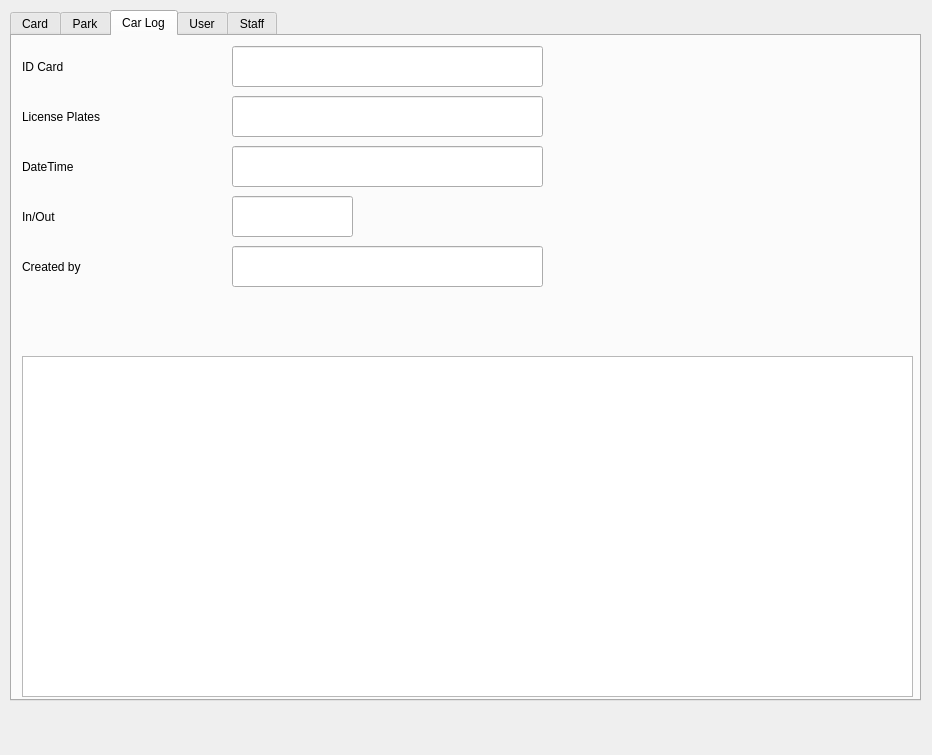
First picture: the form in Table.ui, repository vince0119/Project-Deskstop, before the edit.
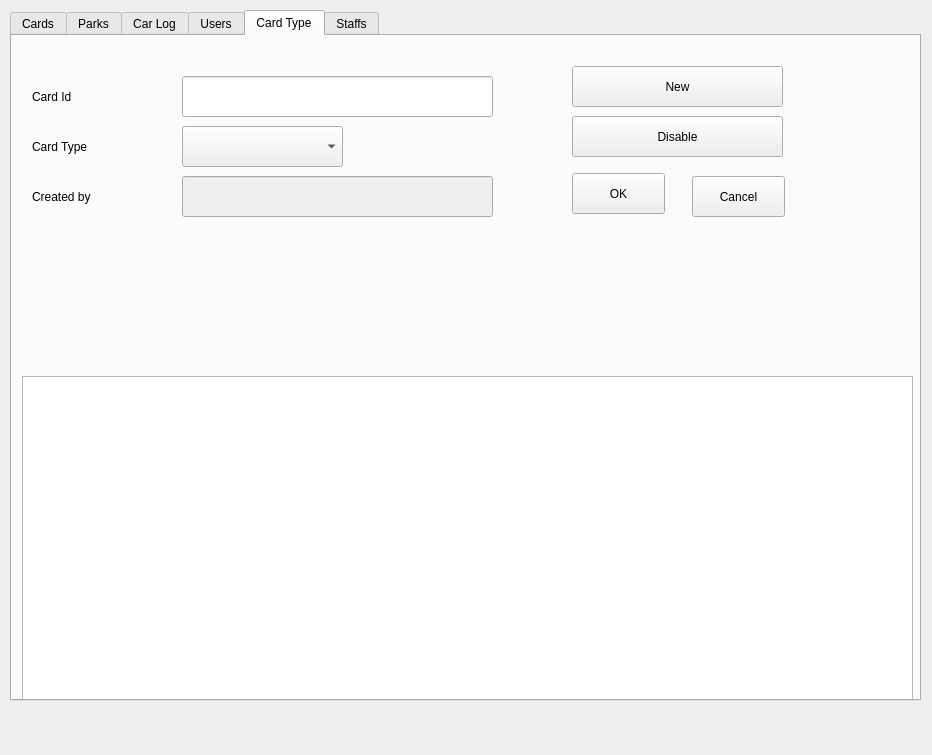
Second picture: the form after the edit. The open tabs and pages were chosen to show the change.

Commit message: add button events in Card, Park and CardType tab

Diff of the .ui file:
```diff
--- a/Table.ui
+++ b/Table.ui
@@ -28,7 +28,7 @@
     </property>
     <widget class="QWidget" name="wgCard">
      <attribute name="title">
-      <string>Card</string>
+      <string>Cards</string>
      </attribute>
      <widget class="QLineEdit" name="txtCardId">
       <property name="enabled">
@@ -229,7 +229,7 @@
     </widget>
     <widget class="QWidget" name="wgPark">
      <attribute name="title">
-      <string>Park</string>
+      <string>Parks</string>
      </attribute>
      <widget class="QLineEdit" name="txtParkNoS">
       <property name="geometry">
@@ -458,7 +458,7 @@
        </rect>
       </property>
       <property name="text">
-       <string>ID Card</string>
+       <string>Card Id</string>
       </property>
      </widget>
      <widget class="QLabel" name="lblCarLogDate">
@@ -571,7 +571,7 @@
       <property name="geometry">
        <rect>
         <x>220</x>
-        <y>210</y>
+        <y>260</y>
         <width>311</width>
         <height>41</height>
        </rect>
@@ -590,7 +590,7 @@
       <property name="geometry">
        <rect>
         <x>10</x>
-        <y>210</y>
+        <y>260</y>
         <width>201</width>
         <height>41</height>
        </rect>
@@ -602,7 +602,7 @@
     </widget>
     <widget class="QWidget" name="wgUser">
      <attribute name="title">
-      <string>User</string>
+      <string>Users</string>
      </attribute>
      <widget class="QLineEdit" name="txtUserCarNumber">
       <property name="geometry">
@@ -862,9 +862,181 @@
       </property>
      </widget>
     </widget>
+    <widget class="QWidget" name="wgCardType">
+     <attribute name="title">
+      <string>Card Type</string>
+     </attribute>
+     <widget class="QTableWidget" name="tblCardType">
+      <property name="geometry">
+       <rect>
+        <x>10</x>
+        <y>340</y>
+        <width>891</width>
+        <height>341</height>
+       </rect>
+      </property>
+     </widget>
+     <widget class="QPushButton" name="btnCardTypeOK">
+      <property name="geometry">
+       <rect>
+        <x>560</x>
+        <y>137</y>
+        <width>93</width>
+        <height>41</height>
+       </rect>
+      </property>
+      <property name="cursor">
+       <cursorShape>ArrowCursor</cursorShape>
+      </property>
+      <property name="text">
+       <string>OK</string>
+      </property>
+     </widget>
+     <widget class="QPushButton" name="btnCardTypeNew">
+      <property name="geometry">
+       <rect>
+        <x>560</x>
+        <y>30</y>
+        <width>211</width>
+        <height>41</height>
+       </rect>
+      </property>
+      <property name="text">
+       <string>New</string>
+      </property>
+     </widget>
+     <widget class="QPushButton" name="btnCardTypeDisable">
+      <property name="geometry">
+       <rect>
+        <x>560</x>
+        <y>80</y>
+        <width>211</width>
+        <height>41</height>
+       </rect>
+      </property>
+      <property name="text">
+       <string>Disable</string>
+      </property>
+     </widget>
+     <widget class="QPushButton" name="btnCardTypeCancel">
+      <property name="geometry">
+       <rect>
+        <x>680</x>
+        <y>140</y>
+        <width>93</width>
+        <height>41</height>
+       </rect>
+      </property>
+      <property name="text">
+       <string>Cancel</string>
+      </property>
+     </widget>
+     <widget class="QLineEdit" name="txtCardTypeCardId">
+      <property name="enabled">
+       <bool>true</bool>
+      </property>
+      <property name="geometry">
+       <rect>
+        <x>170</x>
+        <y>40</y>
+        <width>311</width>
+        <height>41</height>
+       </rect>
+      </property>
+      <property name="font">
+       <font>
+        <family>Times New Roman</family>
+        <pointsize>14</pointsize>
+       </font>
+      </property>
+      <property name="readOnly">
+       <bool>true</bool>
+      </property>
+     </widget>
+     <widget class="QLabel" name="lblCardTypeCardId">
+      <property name="geometry">
+       <rect>
+        <x>20</x>
+        <y>40</y>
+        <width>201</width>
+        <height>41</height>
+       </rect>
+      </property>
+      <property name="text">
+       <string>Card Id</string>
+      </property>
+     </widget>
+     <widget class="QLabel" name="lblCardType">
+      <property name="geometry">
+       <rect>
+        <x>20</x>
+        <y>90</y>
+        <width>201</width>
+        <height>41</height>
+       </rect>
+      </property>
+      <property name="text">
+       <string>Card Type</string>
+      </property>
+     </widget>
+     <widget class="QComboBox" name="cbCardType">
+      <property name="geometry">
+       <rect>
+        <x>170</x>
+        <y>90</y>
+        <width>161</width>
+        <height>41</height>
+       </rect>
+      </property>
+      <property name="font">
+       <font>
+        <family>Times New Roman</family>
+        <pointsize>14</pointsize>
+       </font>
+      </property>
+      <property name="editable">
+       <bool>false</bool>
+      </property>
+     </widget>
+     <widget class="QLabel" name="lblCardTypeCreator">
+      <property name="geometry">
+       <rect>
+        <x>20</x>
+        <y>140</y>
+        <width>201</width>
+        <height>41</height>
+       </rect>
+      </property>
+      <property name="text">
+       <string>Created by</string>
+      </property>
+     </widget>
+     <widget class="QLineEdit" name="txtCardTypeCreator">
+      <property name="enabled">
+       <bool>false</bool>
+      </property>
+      <property name="geometry">
+       <rect>
+        <x>170</x>
+        <y>140</y>
+        <width>311</width>
+        <height>41</height>
+       </rect>
+      </property>
+      <property name="font">
+       <font>
+        <family>Times New Roman</family>
+        <pointsize>14</pointsize>
+       </font>
+      </property>
+      <property name="readOnly">
+       <bool>true</bool>
+      </property>
+     </widget>
+    </widget>
     <widget class="QWidget" name="wgStaff">
      <attribute name="title">
-      <string>Staff</string>
+      <string>Staffs</string>
      </attribute>
      <widget class="QLineEdit" name="txtStaffUserName">
       <property name="geometry">
```
Left out of the diff: 77 changed lines with no effect on the pictures. The commit also changes 3 other files.
